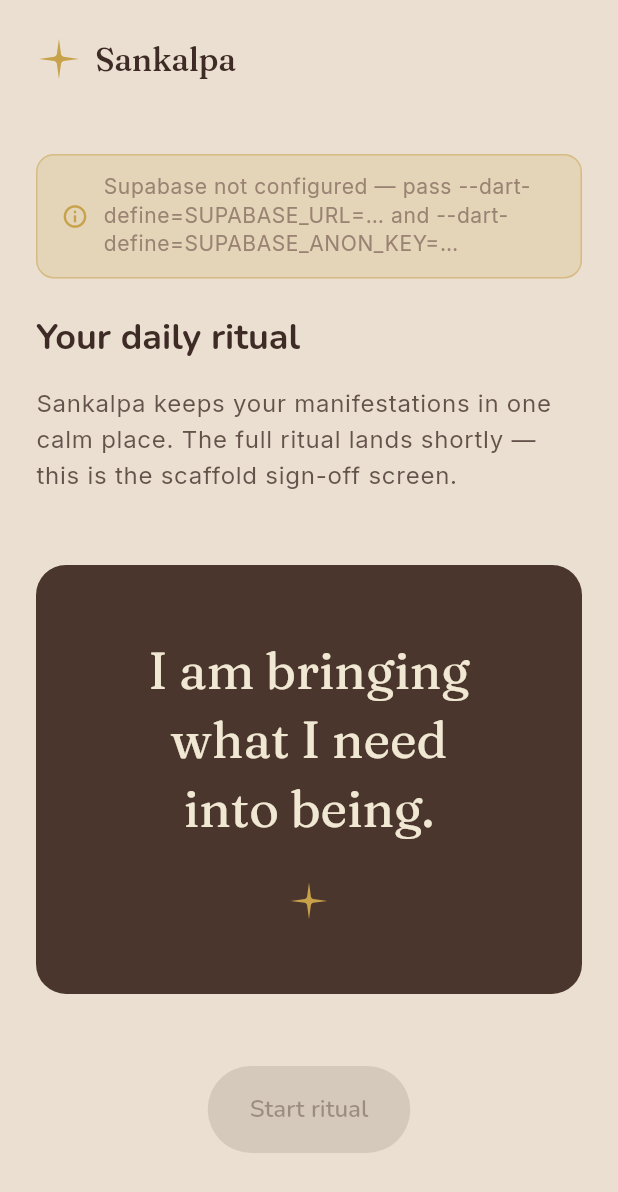
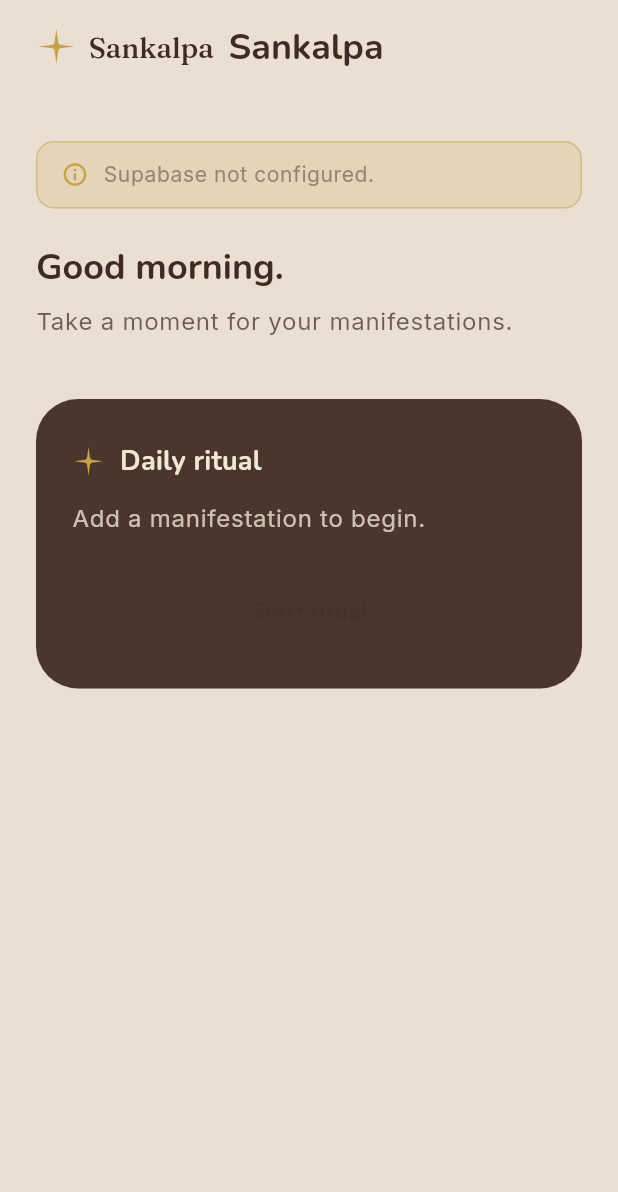
Before and after one commit to tinkerbox-os/sankalpa, a Flutter app: the screen it shows after launch, on a phone screen of 412 x 824 dp. Shown: the top 1192 px of the screen. Run offline on Flutter 3.47's test engine with Material 3 defaults, Android fonts, the phone set to English and light mode, and no system bars; our stand-ins replace flutter_riverpod, flutter_svg, freezed_annotation, go_router, google_fonts, hive_flutter and 3 more; accounts and stored records are empty.

Commit message:
Fix ritual chrome overlap, stop audio on exit, real Today screen
- Pin ritual chrome (X / progress / mute) to top with explicit Positioned;
  was floating over manifestation text due to Stack centering Row's
  default crossAxis alignment
- Explicitly stop audio in _finish() and on X-exit; web navigation lag
  was letting soundscape continue past the ritual
- Replace Today scaffold copy with a clean greeting + ritual CTA card
  showing live manifestation count, primary Start ritual + secondary
  Library button

Made-with: Cursor

```diff
--- a/lib/features/ritual/ritual_screen.dart
+++ b/lib/features/ritual/ritual_screen.dart
@@ -70,6 +70,10 @@ class _RitualScreenState extends ConsumerState<RitualScreen> {
   Future<void> _finish(int total) async {
     if (_completed) return;
     _completed = true;
+    // Stop the soundscape immediately on completion. dispose() will also
+    // call stop(), but on Flutter web the navigation away from this route
+    // can lag behind, so the music keeps playing for a beat. Belt + braces.
+    await ref.read(ritualAudioProvider).stop();
     final duration = DateTime.now().difference(_startedAt);
     try {
       await ref.read(sessionRepositoryProvider).recordCompleted(
@@ -81,6 +85,12 @@ class _RitualScreenState extends ConsumerState<RitualScreen> {
     }
     if (!mounted) return;
     await _showFinishedSheet(duration);
+    if (!mounted) return;
+    context.go('/');
+  }
+
+  Future<void> _exit() async {
+    await ref.read(ritualAudioProvider).stop();
     if (!mounted) return;
     context.go('/');
   }
@@ -172,18 +182,27 @@ class _RitualScreenState extends ConsumerState<RitualScreen> {
                   onTap: () => _advance(items.length),
                 ),
               ),
-              _Chrome(
+              // Pin chrome to the top. Without explicit Positioned the
+              // unpositioned Stack child fills the available space and the
+              // Row's default crossAxis center alignment drops the buttons
+              // straight onto the manifestation text.
+              Positioned(
+                top: 0,
+                left: 0,
+                right: 0,
+                child: _Chrome(
                   isMuted: audio.isMuted,
                   onMuteToggle: () async {
                     await audio.setMuted(muted: !audio.isMuted);
                     setState(() {});
                   },
-                onExit: () => context.go('/'),
+                  onExit: _exit,
                   progress: items.isEmpty
                       ? 0
                       : (_currentIndex + 1) / items.length,
                   currentIndex: _currentIndex,
                   total: items.length,
+                ),
               ),
             ],
           );
--- a/lib/features/today/today_screen.dart
+++ b/lib/features/today/today_screen.dart
@@ -1,105 +1,193 @@
 import 'package:flutter/material.dart';
 import 'package:flutter_riverpod/flutter_riverpod.dart';
 import 'package:go_router/go_router.dart';
-import 'package:google_fonts/google_fonts.dart';
 import 'package:sankalpa/app/theme/tokens.dart';
 import 'package:sankalpa/data/auth/auth_providers.dart';
+import 'package:sankalpa/data/repositories/manifestation_repository.dart';
 import 'package:sankalpa/data/supabase_config.dart';
 import 'package:sankalpa/widgets/logo.dart';
 
-/// Placeholder Today / Home screen.
+/// Home / "Today" screen.
 ///
-/// Real implementation lands in subsequent Phase 1 tasks
-/// (`ritual-mode`, `streaks-reminders`). For the scaffold sign-off we only
-/// need to confirm the theme, fonts, logo, and routing all wire up cleanly.
+/// Surfaces the most important action — start the ritual — and gives quick
+/// glances at the manifestation count and library access. Intentionally
+/// quiet: no streaks/stats panel until that lands in `streaks-reminders`.
 class TodayScreen extends ConsumerWidget {
   const TodayScreen({super.key});
 
   @override
   Widget build(BuildContext context, WidgetRef ref) {
     final theme = Theme.of(context);
+    final manifestations = SupabaseConfig.isConfigured
+        ? ref.watch(manifestationsProvider)
+        : const AsyncValue<List<dynamic>>.data(<dynamic>[]);
+
     return Scaffold(
       body: SafeArea(
         child: SingleChildScrollView(
-          padding: const EdgeInsets.all(24),
+          padding: const EdgeInsets.fromLTRB(24, 16, 24, 24),
           child: Column(
             crossAxisAlignment: CrossAxisAlignment.start,
             children: [
-              const Logo(height: 36),
+              const _TopBar(),
               const SizedBox(height: 48),
-              if (!SupabaseConfig.isConfigured) const _UnconfiguredBanner(),
-              const SizedBox(height: 24),
+              if (!SupabaseConfig.isConfigured) ...[
+                const _UnconfiguredBanner(),
+                const SizedBox(height: 24),
+              ],
               Text(
-                'Your daily ritual',
+                _greeting(),
                 style: theme.textTheme.headlineMedium,
               ),
-              const SizedBox(height: 16),
+              const SizedBox(height: 8),
               Text(
-                'Sankalpa keeps your manifestations in one calm place. The full ritual lands shortly — this is the scaffold sign-off screen.',
+                'Take a moment for your manifestations.',
                 style: theme.textTheme.bodyLarge?.copyWith(
-                  color: theme.colorScheme.onSurface.withValues(alpha: 0.78),
+                  color: theme.colorScheme.onSurface.withValues(alpha: 0.72),
                 ),
               ),
-              const SizedBox(height: 48),
-              Container(
-                width: double.infinity,
-                padding: const EdgeInsets.all(48),
-                decoration: BoxDecoration(
-                  color: ChocolatePalette.bgElevated,
-                  borderRadius: BorderRadius.circular(Radii.md),
-                ),
-                child: Column(
-                  mainAxisSize: MainAxisSize.min,
-                  children: [
-                    Text(
-                      'I am bringing what I need\ninto being.',
-                      textAlign: TextAlign.center,
-                      style: GoogleFonts.fraunces(
-                        fontSize: TypeScale.manifestationMobile,
-                        fontWeight: FontWeight.w400,
-                        height: TypeScale.manifestationLineHeight,
-                        letterSpacing: TypeScale.manifestationLetterSpacing,
-                        color: ChocolatePalette.textPrimary,
-                      ),
-                    ),
-                    const SizedBox(height: 24),
-                    const Logo(
-                      variant: LogoVariant.symbol,
-                      height: 28,
-                    ),
-                  ],
-                ),
+              const SizedBox(height: 40),
+              _RitualCta(
+                manifestations: manifestations,
+                enabled: SupabaseConfig.isConfigured,
+                onStart: () => context.go('/ritual'),
               ),
-              const SizedBox(height: 48),
-              Center(
-                child: FilledButton(
-                  onPressed: SupabaseConfig.isConfigured
-                      ? () => context.go('/ritual')
-                      : null,
-                  child: const Text('Start ritual'),
-                ),
-              ),
-              const SizedBox(height: 12),
               if (SupabaseConfig.isConfigured) ...[
-                Center(
-                  child: OutlinedButton.icon(
-                    onPressed: () => context.go('/library'),
-                    icon: const Icon(Icons.library_books_outlined),
-                    label: const Text('Open library'),
-                  ),
-                ),
-                const SizedBox(height: 12),
+                const SizedBox(height: 16),
+                _LibraryButton(onTap: () => context.go('/library')),
+                const SizedBox(height: 32),
                 Center(
                   child: TextButton(
                     onPressed: () =>
                         ref.read(authControllerProvider).signOut(),
-                    child: const Text('Sign out'),
+                    child: Text(
+                      'Sign out',
+                      style: theme.textTheme.bodySmall?.copyWith(
+                        color:
+                            theme.colorScheme.onSurface.withValues(alpha: 0.5),
+                      ),
+                    ),
                   ),
                 ),
               ],
             ],
           ),
         ),
+      ),
+    );
+  }
+
+  String _greeting() {
+    final hour = DateTime.now().hour;
+    if (hour < 5) return 'Late night.';
+    if (hour < 12) return 'Good morning.';
+    if (hour < 17) return 'Good afternoon.';
+    if (hour < 21) return 'Good evening.';
+    return 'Good night.';
+  }
+}
+
+class _TopBar extends StatelessWidget {
+  const _TopBar();
+
+  @override
+  Widget build(BuildContext context) {
+    return Row(
+      children: [
+        const Logo(height: 32),
+        const SizedBox(width: 10),
+        Text(
+          'Sankalpa',
+          style: Theme.of(context).textTheme.titleLarge,
+        ),
+      ],
+    );
+  }
+}
+
+class _RitualCta extends StatelessWidget {
+  const _RitualCta({
+    required this.manifestations,
+    required this.enabled,
+    required this.onStart,
+  });
+
+  final AsyncValue<dynamic> manifestations;
+  final bool enabled;
+  final VoidCallback onStart;
+
+  @override
+  Widget build(BuildContext context) {
+    final theme = Theme.of(context);
+    final count = manifestations.maybeWhen(
+      data: (items) => (items as List).length,
+      orElse: () => 0,
+    );
+    final hasAny = count > 0;
+
+    return Container(
+      width: double.infinity,
+      padding: const EdgeInsets.fromLTRB(24, 28, 24, 24),
+      decoration: BoxDecoration(
+        color: ChocolatePalette.bgElevated,
+        borderRadius: BorderRadius.circular(Radii.lg),
+      ),
+      child: Column(
+        crossAxisAlignment: CrossAxisAlignment.stretch,
+        children: [
+          Row(
+            children: [
+              const Logo(variant: LogoVariant.symbol, height: 22),
+              const SizedBox(width: 10),
+              Text(
+                'Daily ritual',
+                style: theme.textTheme.titleMedium?.copyWith(
+                  color: ChocolatePalette.textPrimary,
+                ),
+              ),
+            ],
+          ),
+          const SizedBox(height: 12),
+          Text(
+            hasAny
+                ? '$count manifestation${count == 1 ? '' : 's'} ready.'
+                : 'Add a manifestation to begin.',
+            style: theme.textTheme.bodyLarge?.copyWith(
+              color: ChocolatePalette.textPrimary.withValues(alpha: 0.78),
+            ),
+          ),
+          const SizedBox(height: 24),
+          FilledButton(
+            style: FilledButton.styleFrom(
+              padding: const EdgeInsets.symmetric(vertical: 16),
+              backgroundColor: ChocolatePalette.surface,
+              foregroundColor: ChocolatePalette.textPrimary,
+            ),
+            onPressed: enabled && hasAny ? onStart : null,
+            child: const Text('Start ritual'),
+          ),
+        ],
+      ),
+    );
+  }
+}
+
+class _LibraryButton extends StatelessWidget {
+  const _LibraryButton({required this.onTap});
+
+  final VoidCallback onTap;
+
+  @override
+  Widget build(BuildContext context) {
+    return SizedBox(
+      width: double.infinity,
+      child: OutlinedButton.icon(
+        onPressed: onTap,
+        style: OutlinedButton.styleFrom(
+          padding: const EdgeInsets.symmetric(vertical: 14),
+        ),
+        icon: const Icon(Icons.library_books_outlined, size: 18),
+        label: const Text('Open library'),
       ),
     );
   }
@@ -124,7 +212,7 @@ class _UnconfiguredBanner extends StatelessWidget {
           const SizedBox(width: 10),
           Expanded(
             child: Text(
-              'Supabase not configured — pass --dart-define=SUPABASE_URL=… and --dart-define=SUPABASE_ANON_KEY=…',
+              'Supabase not configured.',
               style: theme.textTheme.bodySmall,
             ),
           ),
```
Lines whose indentation alone changed are shown as unchanged.
